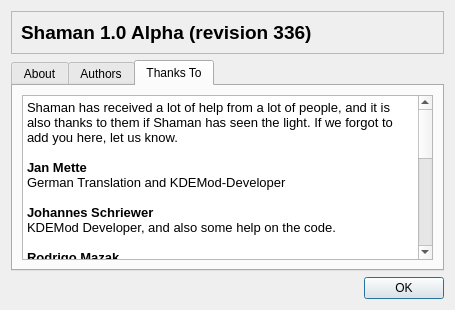
First picture: the form in trunk/ui/aboutDialog.ui, repository drf/shaman1, before the edit.
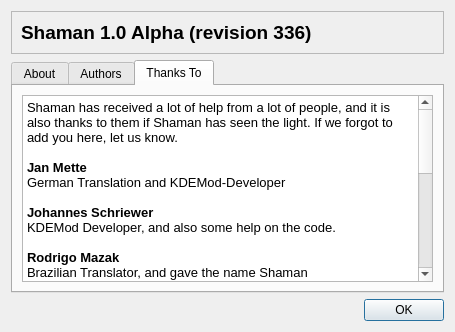
Second picture: the form after the edit. The open tabs and pages were chosen to show the change. Icons and pictures are not drawn.

Commit message: add field for libalpm-version

What changed in the file:
```diff
--- a/trunk/ui/aboutDialog.ui
+++ b/trunk/ui/aboutDialog.ui
@@ -6,7 +6,7 @@
     <x>0</x>
     <y>0</y>
     <width>455</width>
-    <height>310</height>
+    <height>332</height>
    </rect>
   </property>
   <property name="windowTitle" >
@@ -62,6 +62,12 @@
    </item>
    <item row="1" column="0" colspan="2" >
     <widget class="QTabWidget" name="tabWidget" >
+     <property name="sizePolicy" >
+      <sizepolicy vsizetype="Preferred" hsizetype="Preferred" >
+       <horstretch>0</horstretch>
+       <verstretch>0</verstretch>
+      </sizepolicy>
+     </property>
      <property name="currentIndex" >
       <number>0</number>
      </property>
@@ -120,35 +126,35 @@
          <property name="html" >
           <string>&lt;html>&lt;head>&lt;meta name="qrichtext" content="1" />&lt;style type="text/css">
 p, li { white-space: pre-wrap; }
-&lt;/style>&lt;/head>&lt;body style=" font-family:'Liberation Sans'; font-size:9pt; font-weight:400; font-style:normal;">
-&lt;p style=" margin-top:0px; margin-bottom:0px; margin-left:0px; margin-right:0px; -qt-block-indent:0; text-indent:0px;">&lt;span style=" font-family:'Sans Serif'; font-size:10pt;">Shaman has received a lot of help from a lot of people, and it is also thanks to them if Shaman has seen the light. If we forgot to add you here, let us know.&lt;/span>&lt;/p>
-&lt;p style="-qt-paragraph-type:empty; margin-top:0px; margin-bottom:0px; margin-left:0px; margin-right:0px; -qt-block-indent:0; text-indent:0px; font-family:'Sans Serif'; font-size:10pt; font-weight:600;">&lt;/p>
-&lt;p style=" margin-top:0px; margin-bottom:0px; margin-left:0px; margin-right:0px; -qt-block-indent:0; text-indent:0px; font-family:'Sans Serif'; font-size:10pt; font-weight:600;">Jan Mette&lt;/p>
-&lt;p style=" margin-top:0px; margin-bottom:0px; margin-left:0px; margin-right:0px; -qt-block-indent:0; text-indent:0px; font-family:'Sans Serif'; font-size:10pt;">German Translation and KDEMod-Developer&lt;/p>
-&lt;p style="-qt-paragraph-type:empty; margin-top:0px; margin-bottom:0px; margin-left:0px; margin-right:0px; -qt-block-indent:0; text-indent:0px; font-family:'Sans Serif'; font-size:10pt;">&lt;/p>
-&lt;p style=" margin-top:0px; margin-bottom:0px; margin-left:0px; margin-right:0px; -qt-block-indent:0; text-indent:0px; font-family:'Sans Serif'; font-size:10pt;">&lt;span style=" font-weight:600;">Johannes Schriewer&lt;/span>&lt;/p>
-&lt;p style=" margin-top:0px; margin-bottom:0px; margin-left:0px; margin-right:0px; -qt-block-indent:0; text-indent:0px; font-size:10pt; font-weight:600;">&lt;span style=" font-weight:400;">KDEMod Developer, and also some help on the code.&lt;/span>&lt;/p>
-&lt;p style="-qt-paragraph-type:empty; margin-top:0px; margin-bottom:0px; margin-left:0px; margin-right:0px; -qt-block-indent:0; text-indent:0px; font-family:'Sans Serif'; font-size:10pt; font-weight:600;">&lt;/p>
-&lt;p style=" margin-top:0px; margin-bottom:0px; margin-left:0px; margin-right:0px; -qt-block-indent:0; text-indent:0px; font-family:'Sans Serif'; font-size:10pt;">&lt;span style=" font-weight:600;">Rodrigo Mazak&lt;/span>&lt;/p>
-&lt;p style=" margin-top:0px; margin-bottom:0px; margin-left:0px; margin-right:0px; -qt-block-indent:0; text-indent:0px; font-family:'Sans Serif'; font-size:10pt;">Brazilian Translator, and gave the name Shaman&lt;/p>
-&lt;p style="-qt-paragraph-type:empty; margin-top:0px; margin-bottom:0px; margin-left:0px; margin-right:0px; -qt-block-indent:0; text-indent:0px; font-family:'Sans Serif'; font-size:10pt;">&lt;/p>
-&lt;p style=" margin-top:0px; margin-bottom:0px; margin-left:0px; margin-right:0px; -qt-block-indent:0; text-indent:0px; font-family:'Sans Serif'; font-size:10pt;">&lt;span style=" font-weight:600;">Martin Sandsmark&lt;/span>&lt;/p>
-&lt;p style=" margin-top:0px; margin-bottom:0px; margin-left:0px; margin-right:0px; -qt-block-indent:0; text-indent:0px; font-family:'Sans Serif'; font-size:10pt;">Our hoster, and maintainer of Trac.&lt;/p>
-&lt;p style="-qt-paragraph-type:empty; margin-top:0px; margin-bottom:0px; margin-left:0px; margin-right:0px; -qt-block-indent:0; text-indent:0px; font-family:'Sans Serif'; font-size:10pt;">&lt;/p>
-&lt;p style=" margin-top:0px; margin-bottom:0px; margin-left:0px; margin-right:0px; -qt-block-indent:0; text-indent:0px; font-family:'Sans Serif'; font-size:10pt;">&lt;span style=" font-weight:600;">Till Luge&lt;/span>&lt;/p>
-&lt;p style=" margin-top:0px; margin-bottom:0px; margin-left:0px; margin-right:0px; -qt-block-indent:0; text-indent:0px; font-family:'Sans Serif'; font-size:10pt; font-weight:600;">&lt;span style=" font-weight:400;">Heavy tester, thanks!&lt;/span>&lt;/p>
-&lt;p style="-qt-paragraph-type:empty; margin-top:0px; margin-bottom:0px; margin-left:0px; margin-right:0px; -qt-block-indent:0; text-indent:0px; font-family:'Sans Serif'; font-size:10pt;">&lt;/p>
-&lt;p style=" margin-top:0px; margin-bottom:0px; margin-left:0px; margin-right:0px; -qt-block-indent:0; text-indent:0px; font-family:'Sans Serif'; font-size:10pt;">&lt;span style=" font-weight:600;">KDEMod Community&lt;/span>&lt;/p>
-&lt;p style=" margin-top:0px; margin-bottom:0px; margin-left:0px; margin-right:0px; -qt-block-indent:0; text-indent:0px; font-family:'Sans Serif'; font-size:10pt; font-weight:600;">&lt;span style=" font-weight:400;">Help, Testing, Support, everything started from here.&lt;/span>&lt;/p>
-&lt;p style="-qt-paragraph-type:empty; margin-top:0px; margin-bottom:0px; margin-left:0px; margin-right:0px; -qt-block-indent:0; text-indent:0px; font-family:'Sans Serif'; font-size:10pt;">&lt;/p>
-&lt;p style=" margin-top:0px; margin-bottom:0px; margin-left:0px; margin-right:0px; -qt-block-indent:0; text-indent:0px; font-family:'Sans Serif'; font-size:10pt;">&lt;span style=" font-weight:600;">Jacques Disner&lt;/span>&lt;/p>
-&lt;p style=" margin-top:0px; margin-bottom:0px; margin-left:0px; margin-right:0px; -qt-block-indent:0; text-indent:0px; font-family:'Sans Serif'; font-size:10pt;">French Translator&lt;/p>
-&lt;p style="-qt-paragraph-type:empty; margin-top:0px; margin-bottom:0px; margin-left:0px; margin-right:0px; -qt-block-indent:0; text-indent:0px; font-family:'Sans Serif'; font-size:10pt;">&lt;/p>
-&lt;p style=" margin-top:0px; margin-bottom:0px; margin-left:0px; margin-right:0px; -qt-block-indent:0; text-indent:0px; font-family:'Sans Serif'; font-size:10pt;">&lt;span style=" font-weight:600;">XanK&lt;/span>&lt;/p>
-&lt;p style=" margin-top:0px; margin-bottom:0px; margin-left:0px; margin-right:0px; -qt-block-indent:0; text-indent:0px; font-family:'Sans Serif'; font-size:10pt;">Spanish Translator&lt;/p>
-&lt;p style="-qt-paragraph-type:empty; margin-top:0px; margin-bottom:0px; margin-left:0px; margin-right:0px; -qt-block-indent:0; text-indent:0px; font-family:'Sans Serif'; font-size:10pt;">&lt;/p>
-&lt;p style=" margin-top:0px; margin-bottom:0px; margin-left:0px; margin-right:0px; -qt-block-indent:0; text-indent:0px; font-family:'Sans Serif'; font-size:10pt;">&lt;span style=" font-weight:600;">augegr&lt;/span>&lt;/p>
-&lt;p style=" margin-top:0px; margin-bottom:0px; margin-left:0px; margin-right:0px; -qt-block-indent:0; text-indent:0px; font-family:'Sans Serif'; font-size:10pt;">Greek Translator&lt;/p>&lt;/body>&lt;/html></string>
+&lt;/style>&lt;/head>&lt;body style=" font-family:'Sans Serif'; font-size:10pt; font-weight:400; font-style:normal;">
+&lt;p style=" margin-top:0px; margin-bottom:0px; margin-left:0px; margin-right:0px; -qt-block-indent:0; text-indent:0px; font-family:'Liberation Sans'; font-size:9pt;">&lt;span style=" font-family:'Sans Serif'; font-size:10pt;">Shaman has received a lot of help from a lot of people, and it is also thanks to them if Shaman has seen the light. If we forgot to add you here, let us know.&lt;/span>&lt;/p>
+&lt;p style="-qt-paragraph-type:empty; margin-top:0px; margin-bottom:0px; margin-left:0px; margin-right:0px; -qt-block-indent:0; text-indent:0px; font-weight:600;">&lt;/p>
+&lt;p style=" margin-top:0px; margin-bottom:0px; margin-left:0px; margin-right:0px; -qt-block-indent:0; text-indent:0px; font-weight:600;">Jan Mette&lt;/p>
+&lt;p style=" margin-top:0px; margin-bottom:0px; margin-left:0px; margin-right:0px; -qt-block-indent:0; text-indent:0px;">German Translation and KDEMod-Developer&lt;/p>
+&lt;p style="-qt-paragraph-type:empty; margin-top:0px; margin-bottom:0px; margin-left:0px; margin-right:0px; -qt-block-indent:0; text-indent:0px;">&lt;/p>
+&lt;p style=" margin-top:0px; margin-bottom:0px; margin-left:0px; margin-right:0px; -qt-block-indent:0; text-indent:0px;">&lt;span style=" font-weight:600;">Johannes Schriewer&lt;/span>&lt;/p>
+&lt;p style=" margin-top:0px; margin-bottom:0px; margin-left:0px; margin-right:0px; -qt-block-indent:0; text-indent:0px; font-family:'Liberation Sans'; font-weight:600;">&lt;span style=" font-weight:400;">KDEMod Developer, and also some help on the code.&lt;/span>&lt;/p>
+&lt;p style="-qt-paragraph-type:empty; margin-top:0px; margin-bottom:0px; margin-left:0px; margin-right:0px; -qt-block-indent:0; text-indent:0px; font-weight:600;">&lt;/p>
+&lt;p style=" margin-top:0px; margin-bottom:0px; margin-left:0px; margin-right:0px; -qt-block-indent:0; text-indent:0px;">&lt;span style=" font-weight:600;">Rodrigo Mazak&lt;/span>&lt;/p>
+&lt;p style=" margin-top:0px; margin-bottom:0px; margin-left:0px; margin-right:0px; -qt-block-indent:0; text-indent:0px;">Brazilian Translator, and gave the name Shaman&lt;/p>
+&lt;p style="-qt-paragraph-type:empty; margin-top:0px; margin-bottom:0px; margin-left:0px; margin-right:0px; -qt-block-indent:0; text-indent:0px;">&lt;/p>
+&lt;p style=" margin-top:0px; margin-bottom:0px; margin-left:0px; margin-right:0px; -qt-block-indent:0; text-indent:0px;">&lt;span style=" font-weight:600;">Martin Sandsmark&lt;/span>&lt;/p>
+&lt;p style=" margin-top:0px; margin-bottom:0px; margin-left:0px; margin-right:0px; -qt-block-indent:0; text-indent:0px;">Our hoster, and maintainer of Trac.&lt;/p>
+&lt;p style="-qt-paragraph-type:empty; margin-top:0px; margin-bottom:0px; margin-left:0px; margin-right:0px; -qt-block-indent:0; text-indent:0px;">&lt;/p>
+&lt;p style=" margin-top:0px; margin-bottom:0px; margin-left:0px; margin-right:0px; -qt-block-indent:0; text-indent:0px;">&lt;span style=" font-weight:600;">Till Luge&lt;/span>&lt;/p>
+&lt;p style=" margin-top:0px; margin-bottom:0px; margin-left:0px; margin-right:0px; -qt-block-indent:0; text-indent:0px; font-weight:600;">&lt;span style=" font-weight:400;">Heavy tester, thanks!&lt;/span>&lt;/p>
+&lt;p style="-qt-paragraph-type:empty; margin-top:0px; margin-bottom:0px; margin-left:0px; margin-right:0px; -qt-block-indent:0; text-indent:0px;">&lt;/p>
+&lt;p style=" margin-top:0px; margin-bottom:0px; margin-left:0px; margin-right:0px; -qt-block-indent:0; text-indent:0px;">&lt;span style=" font-weight:600;">KDEMod Community&lt;/span>&lt;/p>
+&lt;p style=" margin-top:0px; margin-bottom:0px; margin-left:0px; margin-right:0px; -qt-block-indent:0; text-indent:0px; font-weight:600;">&lt;span style=" font-weight:400;">Help, Testing, Support, everything started from here.&lt;/span>&lt;/p>
+&lt;p style="-qt-paragraph-type:empty; margin-top:0px; margin-bottom:0px; margin-left:0px; margin-right:0px; -qt-block-indent:0; text-indent:0px;">&lt;/p>
+&lt;p style=" margin-top:0px; margin-bottom:0px; margin-left:0px; margin-right:0px; -qt-block-indent:0; text-indent:0px;">&lt;span style=" font-weight:600;">Jacques Disner&lt;/span>&lt;/p>
+&lt;p style=" margin-top:0px; margin-bottom:0px; margin-left:0px; margin-right:0px; -qt-block-indent:0; text-indent:0px;">French Translator&lt;/p>
+&lt;p style="-qt-paragraph-type:empty; margin-top:0px; margin-bottom:0px; margin-left:0px; margin-right:0px; -qt-block-indent:0; text-indent:0px;">&lt;/p>
+&lt;p style=" margin-top:0px; margin-bottom:0px; margin-left:0px; margin-right:0px; -qt-block-indent:0; text-indent:0px;">&lt;span style=" font-weight:600;">XanK&lt;/span>&lt;/p>
+&lt;p style=" margin-top:0px; margin-bottom:0px; margin-left:0px; margin-right:0px; -qt-block-indent:0; text-indent:0px;">Spanish Translator&lt;/p>
+&lt;p style="-qt-paragraph-type:empty; margin-top:0px; margin-bottom:0px; margin-left:0px; margin-right:0px; -qt-block-indent:0; text-indent:0px;">&lt;/p>
+&lt;p style=" margin-top:0px; margin-bottom:0px; margin-left:0px; margin-right:0px; -qt-block-indent:0; text-indent:0px;">&lt;span style=" font-weight:600;">augegr&lt;/span>&lt;/p>
+&lt;p style=" margin-top:0px; margin-bottom:0px; margin-left:0px; margin-right:0px; -qt-block-indent:0; text-indent:0px;">Greek Translator&lt;/p>&lt;/body>&lt;/html></string>
          </property>
         </widget>
        </item>
```
Left out of the diff: 8 changed lines with no effect on the pictures.
